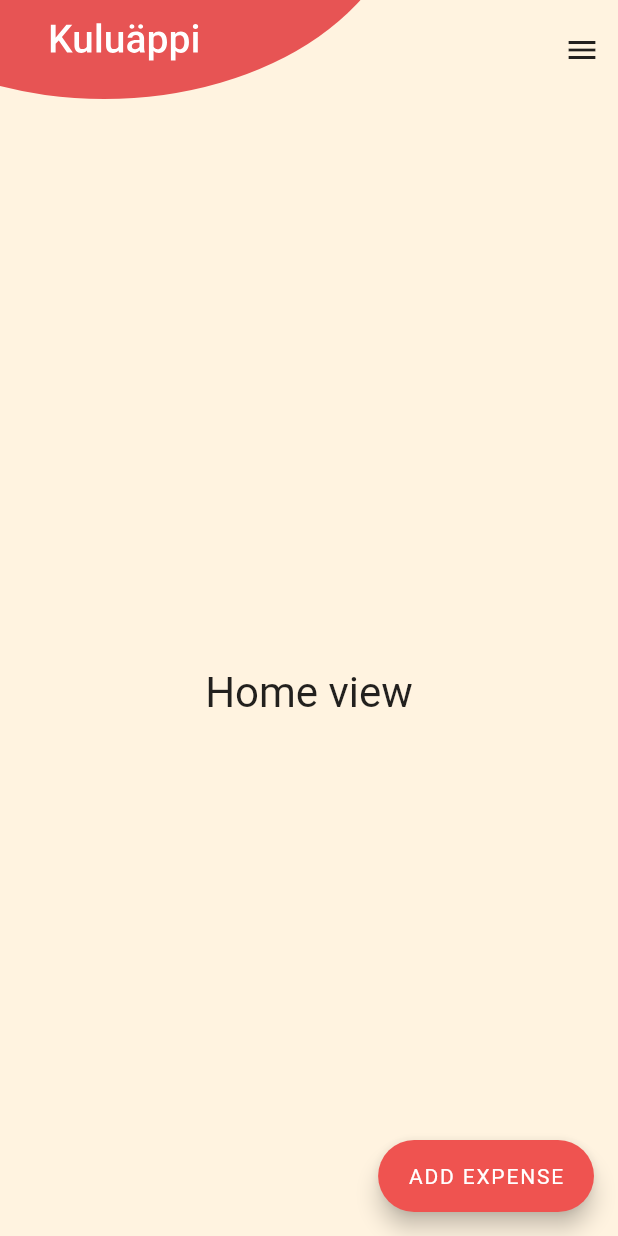
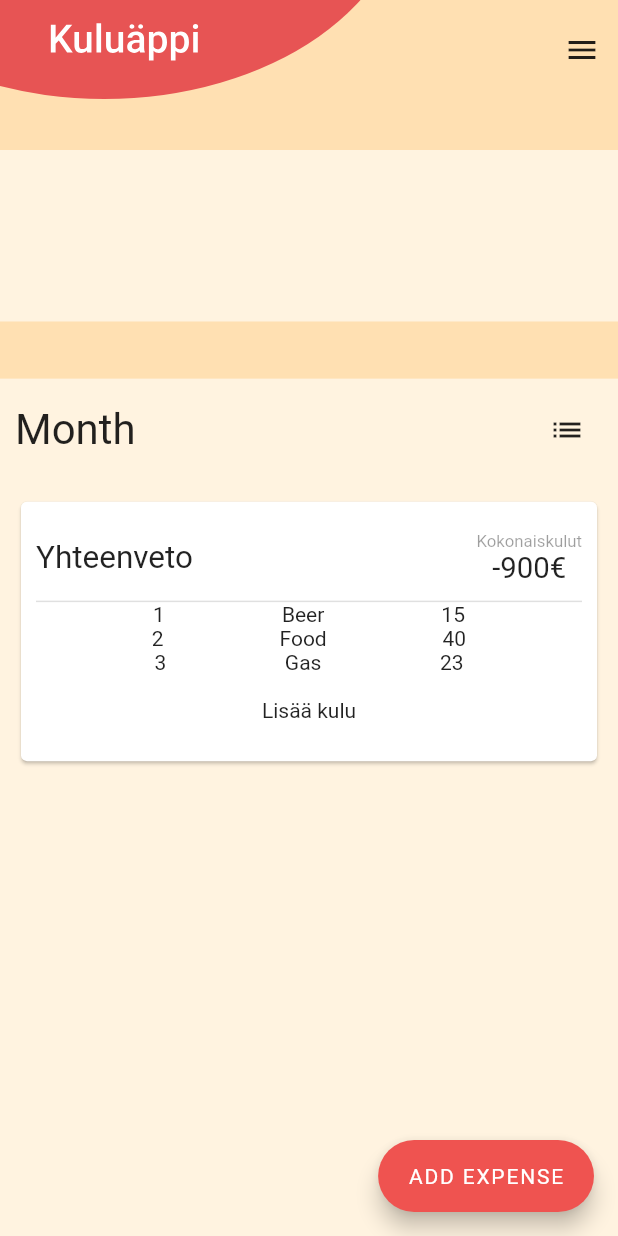
Before and after one commit to EetuK/kuluappi, a Flutter app: the screen it shows after launch, on a phone screen of 412 x 824 dp. Run offline on Flutter 3.47's test engine with Material 2 defaults, Android fonts, the phone set to English and light mode, and no system bars; our stand-ins replace flutter_mobx, flutter_svg, mobx, sqflite; accounts and stored records are empty; generated files the repository leaves out were written again.

Commit message:
Add mobx example, add basic home screen and styling

```diff
--- a/lib/main.dart
+++ b/lib/main.dart
@@ -1,15 +1,18 @@
 import 'package:flutter/material.dart';
 import 'package:kuluappi/views/home/home_view.dart';
+import 'package:kuluappi/stores/expense_store.dart';
+import 'package:provider/provider.dart';
 
 void main() => runApp(KuluAppi());
 
 class KuluAppi extends StatelessWidget {
-  // This widget is the root of your application.
   @override
   Widget build(BuildContext context) {
-    return MaterialApp(
-      title: 'Mob',
-      home: const HomeView(),
-    );
+    return MultiProvider(
+        providers: [Provider<ExpenseStore>(create: (_) => ExpenseStore())],
+        child: MaterialApp(
+          title: 'Mob',
+          home: const HomeView(),
+        ));
   }
 }
--- a/lib/models/expense.dart
+++ b/lib/models/expense.dart
@@ -32,9 +32,7 @@ enum Month {
 
 // Here all the functions for Expense db operations e.g.
 
-Future<Expense> getExpenseById(num id) {
-  // ...
-}
+Future<Expense> getExpenseById(num id) {}
 
 Future<List<Expense>> getExpensesByMonth(Month month) {
   // ...
--- a/lib/stores/expense_store.dart
+++ b/lib/stores/expense_store.dart
@@ -9,11 +9,25 @@ abstract class _ExpenseStoreBase with Store {
   Expense expense;
 
   @observable
-  List<Expense> expenses;
+  List<Expense> expenses = [
+    Expense(1, 15, "Beer", "timestamp", 1),
+    Expense(2, 40, "Food", "timestamp", 1),
+    Expense(3, 23, "Gas", "timestamp", 2)
+  ];
+
+  @action
+  void addExpense() {
+    this.expenses = [
+      ...this.expenses,
+      Expense(this.expenses[this.expenses.length - 1].id + 1, 23, "Gas",
+          "timestamp", 2)
+    ];
+  }
 
   @action
   void fetchExpenses() {
     // Fetch list of expenses
+    //fetchExpensesByMonth(month)
   }
 
   @action
--- a/lib/views/home/home_view.dart
+++ b/lib/views/home/home_view.dart
@@ -1,4 +1,7 @@
 import 'package:flutter/material.dart';
+import 'package:kuluappi/views/home/widgets/charts/charts.dart';
+import 'package:kuluappi/views/home/widgets/content_toggle.dart';
+import 'package:kuluappi/views/home/widgets/time_filter.dart';
 import 'package:kuluappi/views/start/start_view.dart';
 import 'package:kuluappi/widgets/BasicLayout.dart';
 
@@ -7,14 +10,23 @@ class HomeView extends StatelessWidget {
 
   @override
   Widget build(BuildContext context) {
-    const bool noExpenses = true;
-    if (noExpenses) {
+    const bool hasExpenses = true;
+
+    if (hasExpenses) {
       return BasicLayout(
-        body: Center(
-          child: Text(
-            'Home view',
-            textScaleFactor: 2,
-          ),
+        body: Column(
+          mainAxisAlignment: MainAxisAlignment.start,
+          crossAxisAlignment: CrossAxisAlignment.stretch,
+          children: [
+            TimeFilter(),
+            Spacer(
+              flex: 1,
+            ),
+            ContentToggle(
+              listWidget: Text("list widget"),
+              chartWidget: Charts(),
+            )
+          ],
         ),
       );
     }
--- /dev/null
+++ b/lib/views/home/widgets/charts/charts.dart
@@ -0,0 +1,73 @@
+import 'package:flutter/material.dart';
+import 'package:flutter_mobx/flutter_mobx.dart';
+import 'package:kuluappi/stores/expense_store.dart';
+import 'package:provider/provider.dart';
+
+class Charts extends StatelessWidget {
+  final ExpenseStore expenseStore;
+  const Charts({this.expenseStore});
+
+  @override
+  Widget build(BuildContext context) {
+    final expenseStore = Provider.of<ExpenseStore>(context);
+
+    return Center(
+        child: Card(
+            color: Colors.white,
+            child: Padding(
+                padding: EdgeInsets.all(10),
+                child: Column(
+                  children: [
+                    Container(
+                      padding: EdgeInsets.only(top: 10, bottom: 10),
+                      child: Row(
+                        mainAxisAlignment: MainAxisAlignment.spaceBetween,
+                        children: [
+                          Text(
+                            "Yhteenveto",
+                            textScaleFactor: 1.5,
+                          ),
+                          Column(
+                            children: [
+                              Text("Kokonaiskulut",
+                                  textScaleFactor: 0.8,
+                                  style: TextStyle(color: Colors.black38)),
+                              Text(
+                                "-900€",
+                                textScaleFactor: 1.4,
+                              ),
+                            ],
+                          ),
+                        ],
+                      ),
+                      decoration: BoxDecoration(
+                          border: Border(
+                              bottom:
+                                  BorderSide(color: Colors.black12, width: 1))),
+                    ),
+                    Observer(
+                      builder: (_) => Container(
+                          child: Column(
+                              mainAxisAlignment: MainAxisAlignment.center,
+                              crossAxisAlignment: CrossAxisAlignment.stretch,
+                              children: [
+                            ...expenseStore.expenses
+                                .map((e) => Row(
+                                        mainAxisAlignment:
+                                            MainAxisAlignment.spaceEvenly,
+                                        children: [
+                                          Text(e.id.toString()),
+                                          Text(e.description),
+                                          Text(e.amount.toString()),
+                                        ]))
+                                .toList(),
+                            MaterialButton(
+                              child: Text("Lisää kulu"),
+                              onPressed: () => expenseStore.addExpense(),
+                            ),
+                          ])),
+                    )
+                  ],
+                ))));
+  }
+}
--- /dev/null
+++ b/lib/views/home/widgets/content_toggle.dart
@@ -0,0 +1,59 @@
+import 'package:flutter/material.dart';
+
+class ContentToggle extends StatefulWidget {
+  final Widget listWidget;
+  final Widget chartWidget;
+
+  ContentToggle(
+      {Key key, @required this.listWidget, @required this.chartWidget})
+      : super(key: key);
+  @override
+  _ContentToggleState createState() => _ContentToggleState();
+}
+
+class _ContentToggleState extends State<ContentToggle> {
+  bool _isListView = false;
+
+  void _toggleListView() {
+    setState(() {
+      _isListView = !this._isListView;
+    });
+  }
+
+  @override
+  Widget build(BuildContext context) {
+    return Expanded(
+        flex: 15,
+        child: Container(
+          color: Colors.orange[50],
+          child: Column(
+            children: [
+              Padding(
+                  padding: EdgeInsets.all(10),
+                  child: Row(
+                    mainAxisAlignment: MainAxisAlignment.spaceBetween,
+                    crossAxisAlignment: CrossAxisAlignment.center,
+                    children: [
+                      Text(
+                        "Month",
+                        textScaleFactor: 2,
+                      ),
+                      IconButton(
+                        icon: Icon(_isListView ? Icons.bar_chart : Icons.list),
+                        tooltip: 'List view',
+                        onPressed: () => {_toggleListView()},
+                      ),
+                    ],
+                  )),
+              Padding(
+                padding: EdgeInsets.all(10),
+                child: AnimatedSwitcher(
+                  duration: const Duration(milliseconds: 200),
+                  child: _isListView ? widget.listWidget : widget.chartWidget,
+                ),
+              )
+            ],
+          ),
+        ));
+  }
+}
--- /dev/null
+++ b/lib/views/home/widgets/time_filter.dart
@@ -0,0 +1,36 @@
+import 'package:flutter/material.dart';
+
+class TimeFilter extends StatelessWidget {
+  const TimeFilter();
+
+  @override
+  Widget build(BuildContext context) {
+    const bool noExpenses = true;
+
+    return Expanded(
+        flex: 3,
+        child: Container(
+          color: Colors.orange[50],
+          child:
+              Row(mainAxisAlignment: MainAxisAlignment.spaceEvenly, children: [
+            // Container(
+            //   child: TextField(
+            //     obscureText: true,
+            //     decoration: InputDecoration(
+            //       border: OutlineInputBorder(),
+            //       labelText: 'Password',
+            //     ),
+            //   ),
+            // ),
+            // Container(
+            //     child: TextField(
+            //   obscureText: true,
+            //   decoration: InputDecoration(
+            //     border: OutlineInputBorder(),
+            //     labelText: 'Password',
+            //   ),
+            // ))
+          ]),
+        ));
+  }
+}
--- a/lib/views/start/start_view.dart
+++ b/lib/views/start/start_view.dart
@@ -1,4 +1,5 @@
 import 'package:flutter/material.dart';
+import 'package:flutter_svg/svg.dart';
 import 'package:kuluappi/widgets/BasicLayout.dart';
 
 class StartView extends StatelessWidget {
@@ -7,12 +8,32 @@ class StartView extends StatelessWidget {
   @override
   Widget build(BuildContext context) {
     return BasicLayout(
-      isMenuButtonShown: false,
-      body: Center(
-          child: Text(
-        'Start view',
-        textScaleFactor: 2,
-      )),
-    );
+        isMenuButtonShown: false,
+        body: Column(
+          mainAxisAlignment: MainAxisAlignment.spaceBetween,
+          crossAxisAlignment: CrossAxisAlignment.center,
+          children: <Widget>[
+            Padding(
+              child: Column(
+                children: [
+                  Text(
+                    "Do you know where your money goes?",
+                    textScaleFactor: 1.7,
+                    style: TextStyle(fontWeight: FontWeight.bold),
+                  ),
+                  Padding(
+                    child: Text(
+                      "Lorem ipsum dolor sit amet, consectetuer adipiscing elit. Sed posuere interdum sem. Quisque ligula eros ullamcorper quis, lacinia quis facilisis sed sapien.",
+                      textScaleFactor: 1.3,
+                    ),
+                    padding: EdgeInsets.only(top: 30),
+                  )
+                ],
+              ),
+              padding: EdgeInsets.only(left: 40, right: 40),
+            ),
+            SvgPicture.asset("images/ellipse.svg")
+          ],
+        ));
   }
 }
--- a/lib/widgets/BasicLayout.dart
+++ b/lib/widgets/BasicLayout.dart
@@ -27,7 +27,7 @@ class BasicLayout extends StatelessWidget {
         ),
       ),
       body: this.body,
-      backgroundColor: Colors.orange[50],
+      backgroundColor: Colors.orange[100],
       floatingActionButton: FloatingActionButton.extended(
         onPressed: () {
           Navigator.push(
--- a/pubspec.yaml
+++ b/pubspec.yaml
@@ -28,6 +28,7 @@ dependencies:
   sqflite: ^1.3.2+1
   color: ^2.1.1
   flutter_svg: ^0.19.1
+  provider: ^4.3.2+2
 
   # The following adds the Cupertino Icons font to your application.
   # Use with the CupertinoIcons class for iOS style icons.
@@ -69,5 +70,6 @@ flutter:
   #   - images/a_dot_ham.jpeg
   assets:
     - images/logo.svg
+    - images/ellipse.svg
   # An image asset can refer to one or more resolution-specific "variants", see
   # https://flutter.dev/assets-and-images/#resolution-aware.
```
Also changed, not shown: images/ellipse.svg (added), lib/stores/expense_store.g.dart, pubspec.lock.
